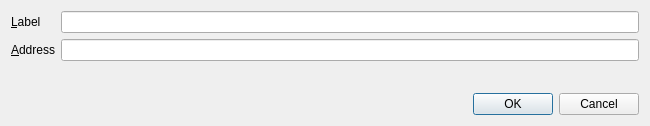
This is src/qt/forms/editzaddressdialog.ui in PirateNetwork/pirate as Qt 5 draws it before an edit. The edited form follows.
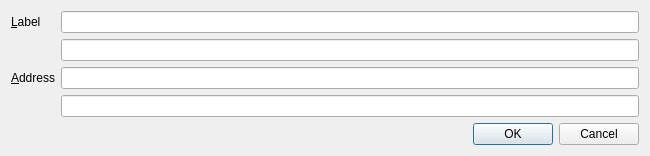
This is the edited form. Custom widgets are drawn as their Qt base class.

Commit message: Fix reversion while editing of zaddress label when new block is received

What changed in the file:
```diff
--- a/src/qt/forms/editzaddressdialog.ui
+++ b/src/qt/forms/editzaddressdialog.ui
@@ -36,7 +36,7 @@
        </property>
       </widget>
      </item>
-     <item row="1" column="0">
+     <item row="2" column="0">
       <widget class="QLabel" name="label_2">
        <property name="text">
         <string>&amp;Address</string>
@@ -46,13 +46,19 @@
        </property>
       </widget>
      </item>
-     <item row="1" column="1">
+     <item row="2" column="1">
       <widget class="QValidatedLineEdit" name="addressEdit">
        <property name="toolTip">
         <string>The z-address associated with this z-address list entry. This can only be modified for sending addresses.</string>
        </property>
       </widget>
      </item>
+     <item row="1" column="1">
+      <widget class="QLineEdit" name="labelOriginal"/>
+     </item>
+     <item row="3" column="1">
+      <widget class="QLineEdit" name="addressOriginal"/>
+     </item>
     </layout>
    </item>
    <item>
```
The commit also changes 1 other file.
